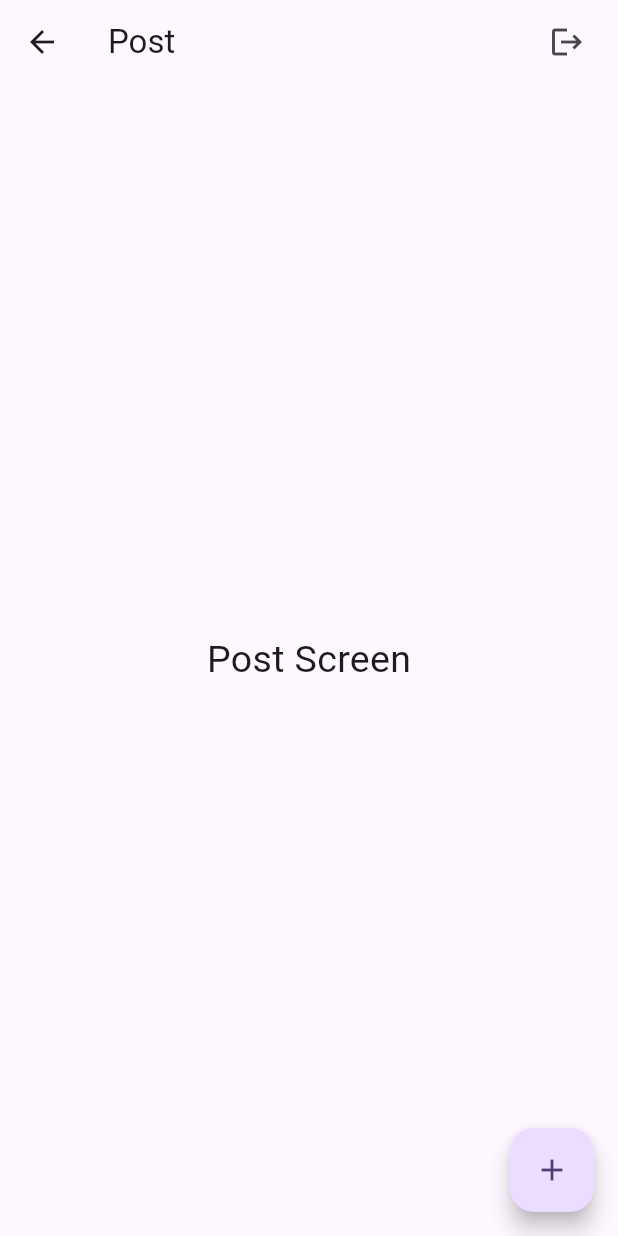
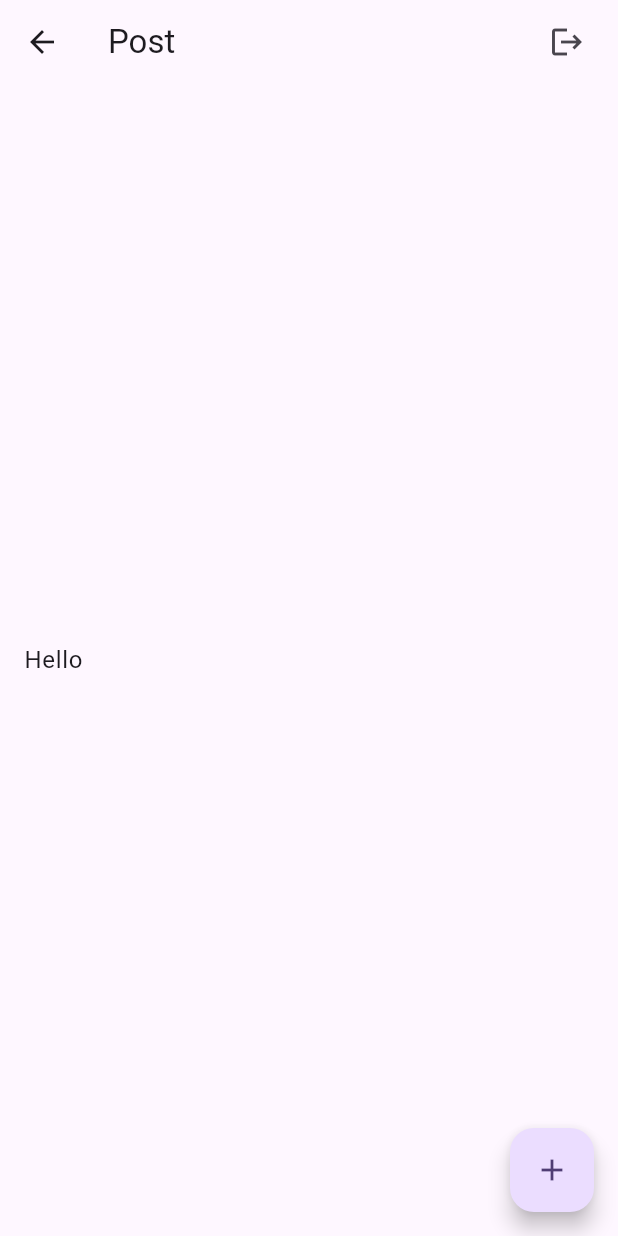
Before and after one commit to FAHIMSHAKIL102/flutter_firebase_practice_thetechbrothers, a Flutter app: the PostScreen screen opened directly, on a phone screen of 412 x 824 dp. Run offline on Flutter 3.47's test engine with Material 3 defaults, Android fonts, the light colour scheme and no system bars; our stand-ins replace firebase_auth, firebase_core, firebase_database, fluttertoast; accounts and stored records are empty.

Commit message:
add_post_screen

```diff
--- a/lib/pages/post_screen.dart
+++ b/lib/pages/post_screen.dart
@@ -38,10 +38,9 @@ class _PostScreenState extends State<PostScreen> {
           SizedBox(width: 10),
         ],
       ),
-      body: Column(mainAxisAlignment: .center,
-        children: [
-          Center(child: Text('Post Screen', style: TextStyle(fontSize: 25))),
-        ],
+      body: Column(
+        mainAxisAlignment: .center,
+        children: [ListTile(title: Text('Hello'))],
       ),
       floatingActionButton: FloatingActionButton(
         onPressed: () {
```
